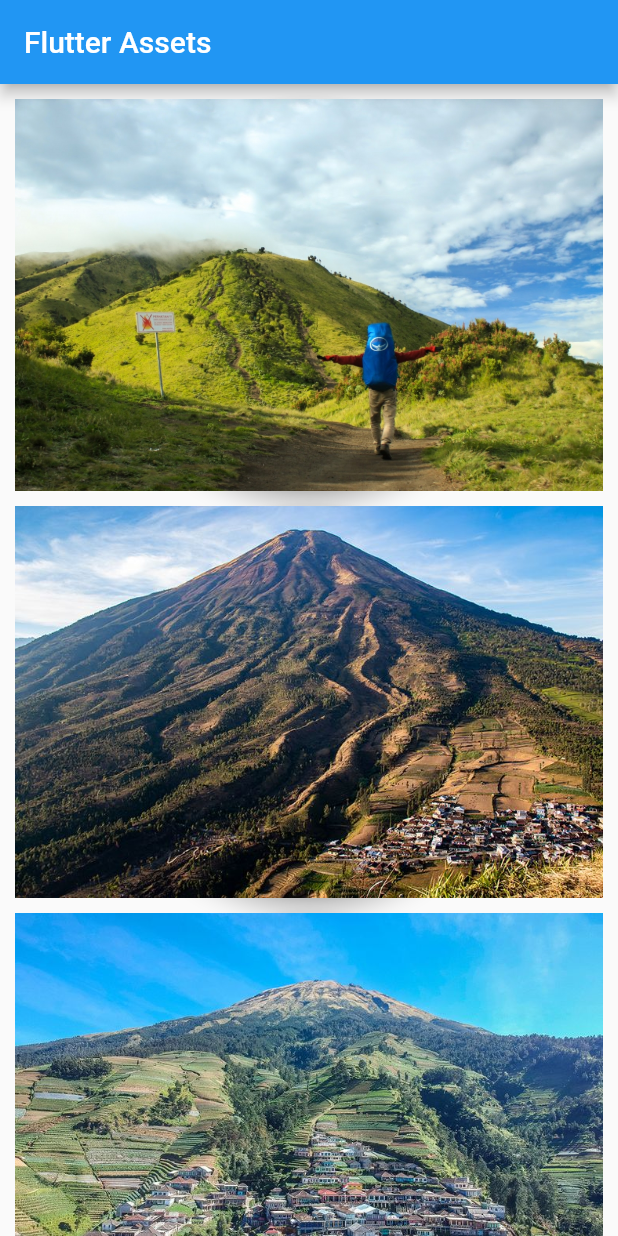
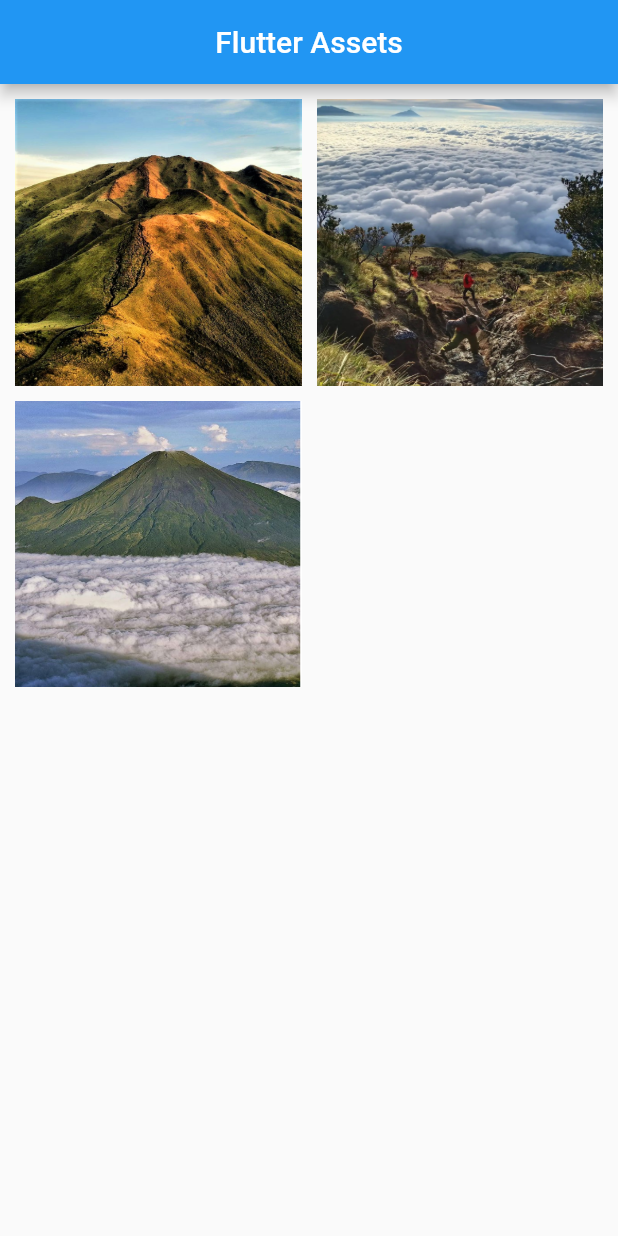
Before and after one commit to AhmadKris/flutter_ahmad-krisdiantoro, a Flutter app: the screen it shows after launch, on a phone screen of 412 x 824 dp. Run offline on Flutter 3.47's test engine with Material 2 defaults, Android fonts, the light colour scheme and no system bars; our stand-ins replace badges, barcode_widget; missing offline and left inert: cupertino_list_tile.

Commit message:
update All

```diff
--- a/16_Assets/praktikum/flutter_assets/lib/task01.dart
+++ b/16_Assets/praktikum/flutter_assets/lib/task01.dart
@@ -12,6 +12,7 @@ class MyApp extends StatelessWidget {
       home: Scaffold(
         appBar: AppBar(
           title: const Text("Flutter Assets"),
+          centerTitle: true,
         ),
         body: const ViewGrid(),
       ),
@@ -19,56 +20,51 @@ class MyApp extends StatelessWidget {
   }
 }
 
-class ViewGrid extends StatefulWidget {
+class ViewGrid extends StatelessWidget {
   const ViewGrid({super.key});
 
   @override
-  State<ViewGrid> createState() => _ViewGridState();
-}
-
-class _ViewGridState extends State<ViewGrid> {
-  @override
   Widget build(BuildContext context) {
     return GridView.count(
-      crossAxisCount: 1,
+      crossAxisCount: 2,
       padding: const EdgeInsetsDirectional.all(10),
       mainAxisSpacing: 10,
-      childAspectRatio: 1.5,
+      crossAxisSpacing: 10,
       children: [
-        FloatingActionButton(
-          child: const Image(
-            image: AssetImage("images/merbabu.jpg"),
-            alignment: Alignment.center,
-          ),
-          onPressed: () {
+        InkWell(
+          onTap: () {
             Navigator.push(
               context,
               MaterialPageRoute(builder: (context) => const Merbabu()),
             );
           },
+          child: Ink.image(
+            fit: BoxFit.fill,
+            image: const AssetImage("images/merbabu.jpg"),
+          ),
         ),
-        FloatingActionButton(
-          onPressed: () {
+        InkWell(
+          onTap: () {
+            Navigator.push(
+              context,
+              MaterialPageRoute(builder: (context) => const Sumbing()),
+            );
+          },
+          child: Ink.image(
+            fit: BoxFit.fill,
+            image: const AssetImage("images/sumbing.jpg"),
+          ),
+        ),
+        InkWell(
+          onTap: () {
             Navigator.push(
               context,
               MaterialPageRoute(builder: (context) => const Sindoro()),
             );
           },
-          child: const Image(
-            image: AssetImage("images/sindoro.jpg"),
-            alignment: Alignment.center,
-          ),
-        ),
-        FloatingActionButton(
-          onPressed: () {
-            Navigator.push(
-              context,
-              MaterialPageRoute(builder: (context) => const Sumbing()),
-            );
-          },
-          child: const Image(
-            image: AssetImage("images/sumbing.jpg"),
-            alignment: Alignment.center,
+          child: Ink.image(
+            fit: BoxFit.fill,
+            image: const AssetImage("images/sindoro.jpg"),
           ),
         ),
       ],
```
Also changed, not shown: 16_Assets/praktikum/flutter_assets/lib/merbabu.dart (+5 -4 lines), 16_Assets/praktikum/flutter_assets/lib/sindoro.dart (+5 -4 lines), 16_Assets/praktikum/flutter_assets/lib/sumbing.dart (+5 -4 lines), 16_Assets/praktikum/flutter_assets/images/merbabu.jpg, 16_Assets/praktikum/flutter_assets/images/sindoro.jpg, 16_Assets/praktikum/flutter_assets/images/sumbing.jpg, 1 other file.
